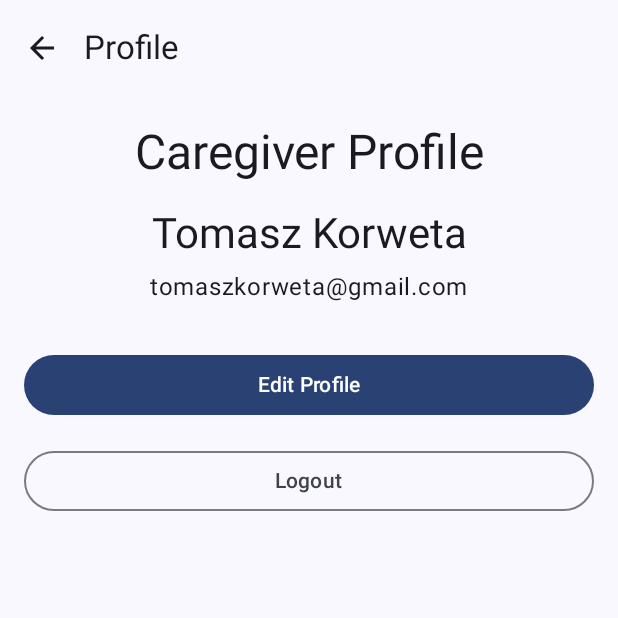
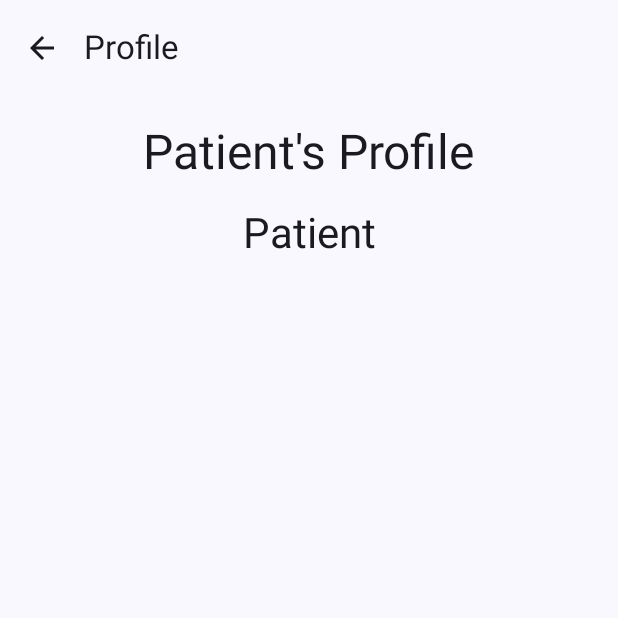
Before and after one commit to JakubSmilowski/Medication-adherence-app, an Android app built with Jetpack Compose: the ProfileActivity screen opened directly, with no data from a screen before it, on a phone screen of 412 x 824 dp, the top half of it. Run offline under Robolectric (Android 15) with nearby library versions, the phone set to English and light mode, and no system bars.

```diff
--- a/app/src/main/java/com/group7/medicationadherenceapp/ProfileActivity.kt
+++ b/app/src/main/java/com/group7/medicationadherenceapp/ProfileActivity.kt
@@ -3,10 +3,21 @@ package com.group7.medicationadherenceapp
 import android.os.Bundle
 import androidx.activity.ComponentActivity
 import androidx.activity.compose.setContent
-import androidx.compose.foundation.layout.*
+import androidx.compose.foundation.layout.Arrangement
+import androidx.compose.foundation.layout.Column
+import androidx.compose.foundation.layout.Spacer
+import androidx.compose.foundation.layout.fillMaxSize
+import androidx.compose.foundation.layout.height
+import androidx.compose.foundation.layout.padding
 import androidx.compose.material.icons.Icons
 import androidx.compose.material.icons.filled.ArrowBack
-import androidx.compose.material3.*
+import androidx.compose.material3.ExperimentalMaterial3Api
+import androidx.compose.material3.Icon
+import androidx.compose.material3.IconButton
+import androidx.compose.material3.MaterialTheme
+import androidx.compose.material3.Scaffold
+import androidx.compose.material3.Text
+import androidx.compose.material3.TopAppBar
 import androidx.compose.runtime.Composable
 import androidx.compose.ui.Alignment
 import androidx.compose.ui.Modifier
@@ -17,9 +28,10 @@ import com.group7.medicationadherenceapp.ui.theme.MedicationAdherenceAppTheme
 class ProfileActivity : ComponentActivity() {
     override fun onCreate(savedInstanceState: Bundle?) {
         super.onCreate(savedInstanceState)
+        val username = intent.getStringExtra("USERNAME") ?: "Patient"
         setContent {
             MedicationAdherenceAppTheme {
-                ProfileScreen(onBackClick = { finish() })
+                ProfileScreen(username = username, onBackClick = { finish() })
             }
         }
     }
@@ -27,7 +39,7 @@ class ProfileActivity : ComponentActivity() {
 
 @OptIn(ExperimentalMaterial3Api::class)
 @Composable
-fun ProfileScreen(onBackClick: () -> Unit) {
+fun ProfileScreen(username: String, onBackClick: () -> Unit) {
     Scaffold(
         topBar = {
             TopAppBar(
@@ -49,25 +61,10 @@ fun ProfileScreen(onBackClick: () -> Unit) {
             verticalArrangement = Arrangement.Top
         ) {
             Spacer(modifier = Modifier.height(2.dp))
-            Text(text = "Caregiver Profile", style = MaterialTheme.typography.headlineLarge)
+            Text(text = "$username's Profile", style = MaterialTheme.typography.headlineLarge)
+
             Spacer(modifier = Modifier.height(16.dp))
-            Text(text = "Tomasz Korweta", style = MaterialTheme.typography.headlineMedium)
-            Spacer(modifier = Modifier.height(8.dp))
-            Text(text = "tomaszkorweta@gmail.com", style = MaterialTheme.typography.bodyLarge)
-            Spacer(modifier = Modifier.height(32.dp))
-            Button(
-                onClick = {},
-                modifier = Modifier.fillMaxWidth()
-            ) {
-                Text("Edit Profile")
-            }
-            Spacer(modifier = Modifier.height(16.dp))
-            OutlinedButton(
-                onClick = {},
-                modifier = Modifier.fillMaxWidth()
-            ) {
-                Text("Logout")
-            }
+            Text(text = username, style = MaterialTheme.typography.headlineMedium)
         }
     }
 }
@@ -76,6 +73,6 @@ fun ProfileScreen(onBackClick: () -> Unit) {
 @Composable
 fun ProfileScreenPreview() {
     MedicationAdherenceAppTheme {
-        ProfileScreen(onBackClick = {})
+        ProfileScreen("Patient", onBackClick = {})
     }
 }
--- /dev/null
+++ b/app/src/main/java/com/group7/medicationadherenceapp/User.kt
@@ -0,0 +1,3 @@
+package com.group7.medicationadherenceapp
+
+data class User(val username: String)
```
Also changed, not shown: app/src/main/java/com/group7/medicationadherenceapp/LoginScreen.kt (+3 -5 lines), app/src/main/java/com/group7/medicationadherenceapp/MainActivity.kt (+49 -17 lines).
